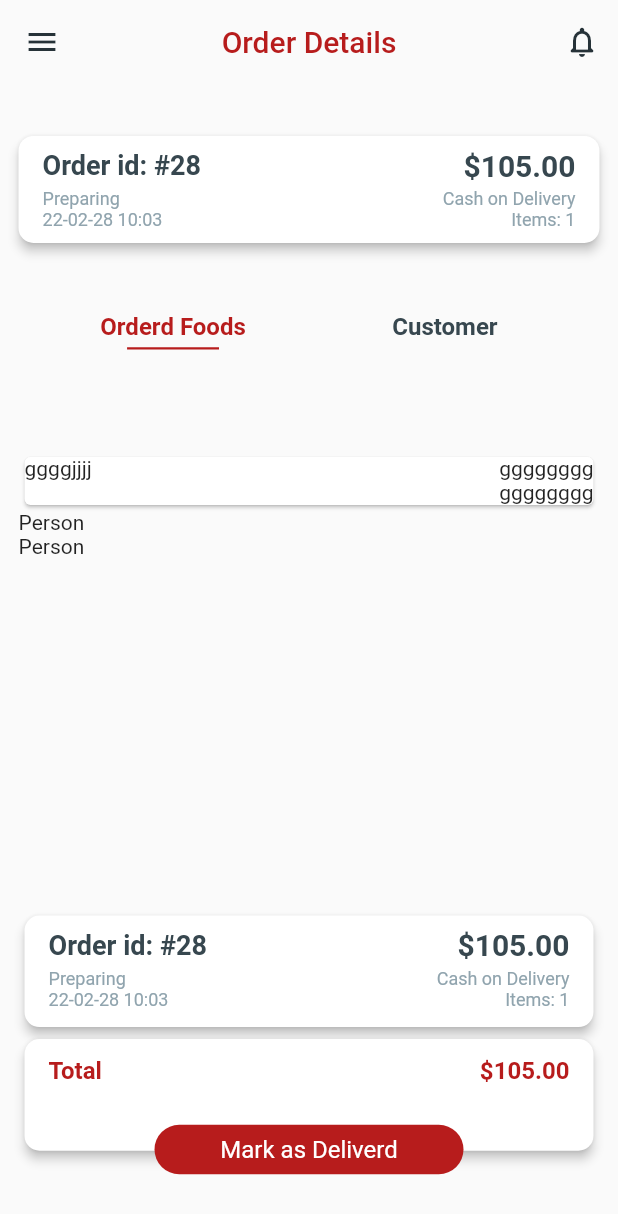
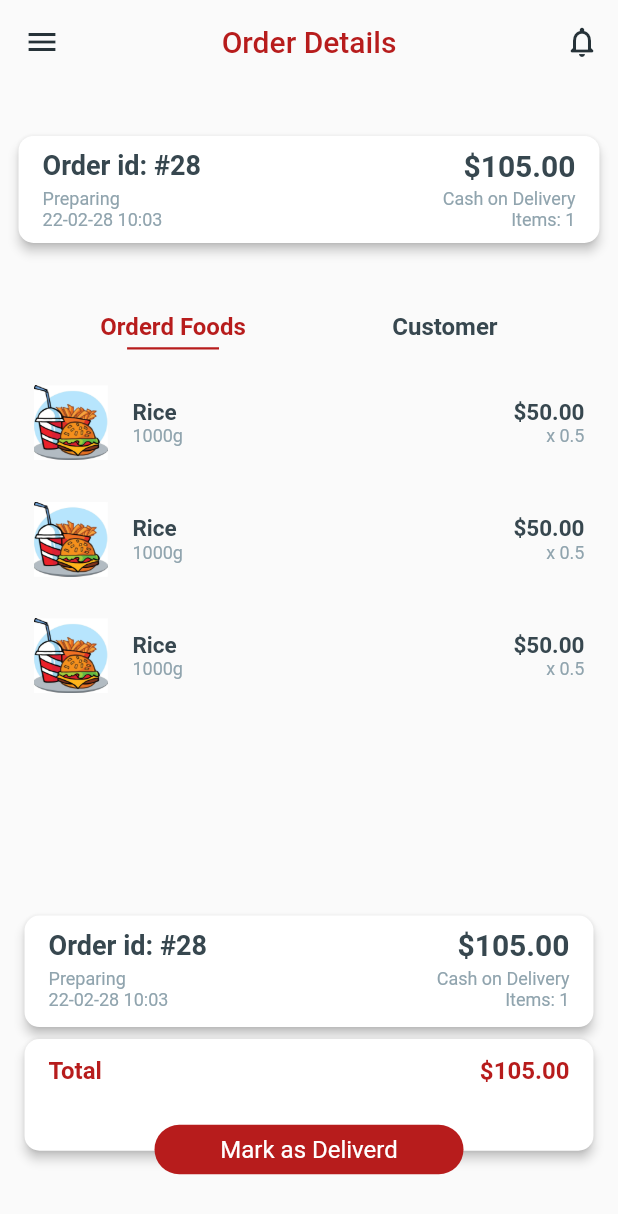
Before and after one commit to jezeel/pmj_rreon_task, a Flutter app: the OrderDetails screen opened directly, on a phone screen of 412 x 824 dp. Shown: the top 1214 px of the screen. Run offline on Flutter 3.47's test engine with Material 2 defaults, Android fonts, the phone set to English and light mode, and no system bars; our stand-ins replace google_fonts, responsive_sizer.

Commit message:
order details final

```diff
--- a/lib/precentation/order/order_details/order_details.dart
+++ b/lib/precentation/order/order_details/order_details.dart
@@ -1,3 +1,4 @@
+import 'package:flutter/cupertino.dart';
 import 'package:flutter/material.dart';
 import 'package:pmj_reon_project/precentation/widgets/appBar/app_bar.dart';
 import 'package:responsive_sizer/responsive_sizer.dart';
@@ -11,31 +12,42 @@ class OrderDetails extends StatefulWidget {
 
 class _OrderDetailsState extends State<OrderDetails>
     with TickerProviderStateMixin {
-  Card itemsCard(){
-    return Card(
+  Padding itemsCard(){
+    return Padding(
+      padding: EdgeInsets.all(10),
       child: Row(
-        mainAxisAlignment: MainAxisAlignment.spaceBetween,
-        crossAxisAlignment: CrossAxisAlignment.start,
+        mainAxisAlignment: MainAxisAlignment.start,
+        crossAxisAlignment: CrossAxisAlignment.center,
         children: [
           SizedBox(
-            child: Text("ggggjjjj"),
+            height: 7.h,
+            width: 12.w,
+            child: Image(image: AssetImage('assets/images/629233.jpg'), fit: BoxFit.contain,),
           ),
-          Column(
+          SizedBox(width: 4.w,),
+          Expanded(
+            child: Column(
               children: [
                 Row(
+                  mainAxisAlignment: MainAxisAlignment.spaceBetween,
                   children: [
-                  Text("gggg"),
-                  Text("gggg"),
+                    Text("Rice", style: TextStyle(color: Color(0xff37474f), fontWeight: FontWeight.bold, fontSize: 15),),
+                    Text("\$50.00", style: TextStyle(color: Color(0xff37474f), fontWeight: FontWeight.bold, fontSize: 15),),
                   ],
                 ),
                 Row(
+                  mainAxisAlignment: MainAxisAlignment.spaceBetween,
                   children: [
-                  Text("gggg"),
-                  Text("gggg"),
+                    Text("1000g", style:
+                TextStyle(color: Color(0xff90a4ae), fontSize: 12),
+                ),
+                    Text("x 0.5", style:
+                        TextStyle(color: Color(0xff90a4ae), fontSize: 12),),
                   ],
                 ),
               ],
-          )
+            ),
+          ),
         ],
       ),
     );
@@ -166,11 +178,12 @@ class _OrderDetailsState extends State<OrderDetails>
                 SizedBox(
                   height: 44.h,
                   child: TabBarView(
-                    children: [ListView(
+                    children: [Column(
+                      mainAxisAlignment: MainAxisAlignment.start,
                       children: [
                         itemsCard(),
-                        Text('Person'),
-                        Text('Person')
+                        itemsCard(),
+                        itemsCard()
                       ],
                     ),
                       ListView(
--- a/pubspec.yaml
+++ b/pubspec.yaml
@@ -61,9 +61,9 @@ flutter:
 
   # To add assets to your application, add an assets section, like this:
 
-assets:
-  - images/
-  # assets:
+  assets:
+    - assets/images/
+
   #   - images/a_dot_burr.jpeg
   #   - images/a_dot_ham.jpeg
 
```
Lines whose indentation alone changed are shown as unchanged.
